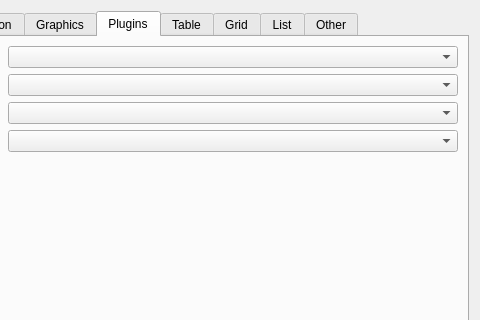
LankSkywalker/LankSkywalker.github.ioQ, file src/dialogs/settingsdialog.ui: the form before one commit; both pictures show x 120 to 600 and y 0 to 320 of the 600 by 600 pixel window.
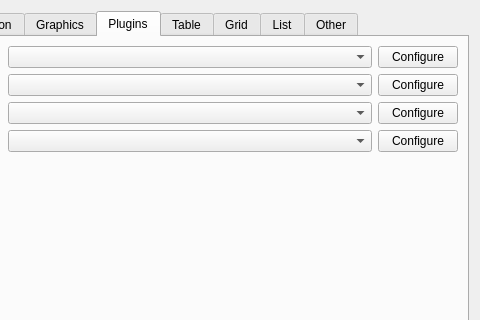
The form after the commit. The open tabs and pages were chosen to show the change.

Commit message: Configure plugins

What changed in the file:
```diff
--- a/src/dialogs/settingsdialog.ui
+++ b/src/dialogs/settingsdialog.ui
@@ -358,7 +358,7 @@
       </attribute>
       <layout class="QGridLayout" name="gridLayout_12">
        <item row="0" column="0">
-        <layout class="QGridLayout" name="pluginsLayout" columnstretch="0,1" columnminimumwidth="100,0">
+        <layout class="QGridLayout" name="pluginsLayout" columnstretch="0,1,0" columnminimumwidth="100,0,0">
          <item row="0" column="0">
           <widget class="QLabel" name="videoLabel">
            <property name="text">
@@ -399,6 +399,34 @@
          <item row="3" column="1">
           <widget class="QComboBox" name="rspBox"/>
          </item>
+         <item row="0" column="2">
+          <widget class="QPushButton" name="videoConfigure">
+           <property name="text">
+            <string>Configure</string>
+           </property>
+          </widget>
+         </item>
+         <item row="1" column="2">
+          <widget class="QPushButton" name="audioConfigure">
+           <property name="text">
+            <string>Configure</string>
+           </property>
+          </widget>
+         </item>
+         <item row="2" column="2">
+          <widget class="QPushButton" name="inputConfigure">
+           <property name="text">
+            <string>Configure</string>
+           </property>
+          </widget>
+         </item>
+         <item row="3" column="2">
+          <widget class="QPushButton" name="rspConfigure">
+           <property name="text">
+            <string>Configure</string>
+           </property>
+          </widget>
+         </item>
         </layout>
        </item>
        <item row="1" column="0">
```
Left out of the diff: 2 changed lines with no effect on the pictures. The commit also changes 7 other files.
